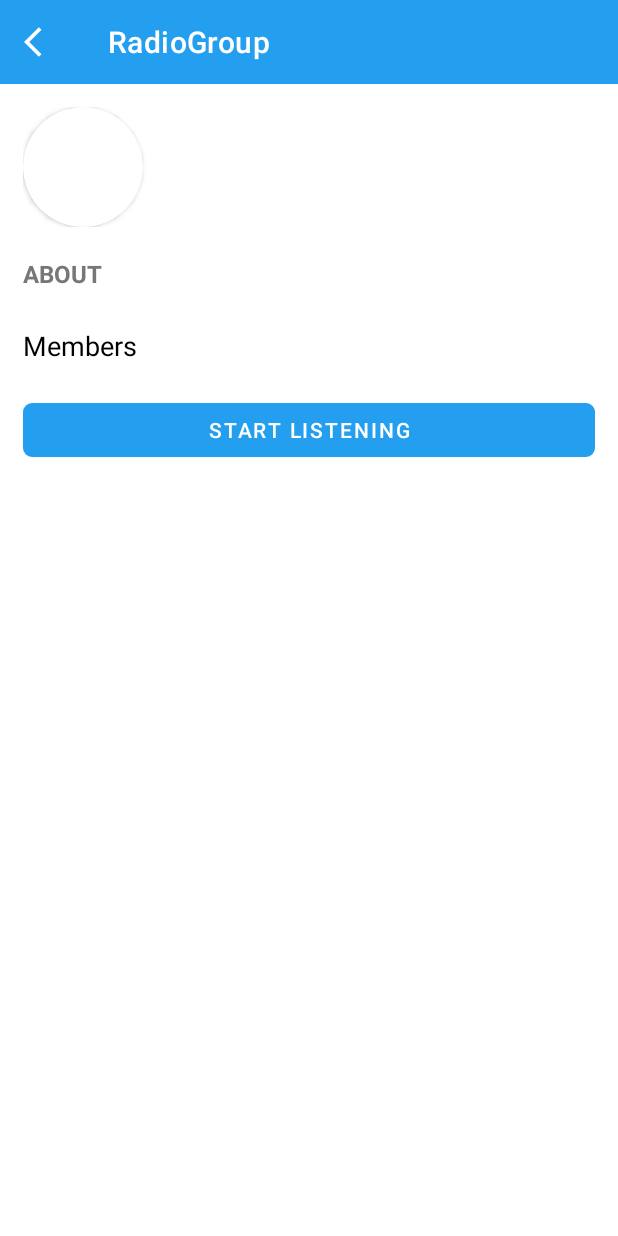
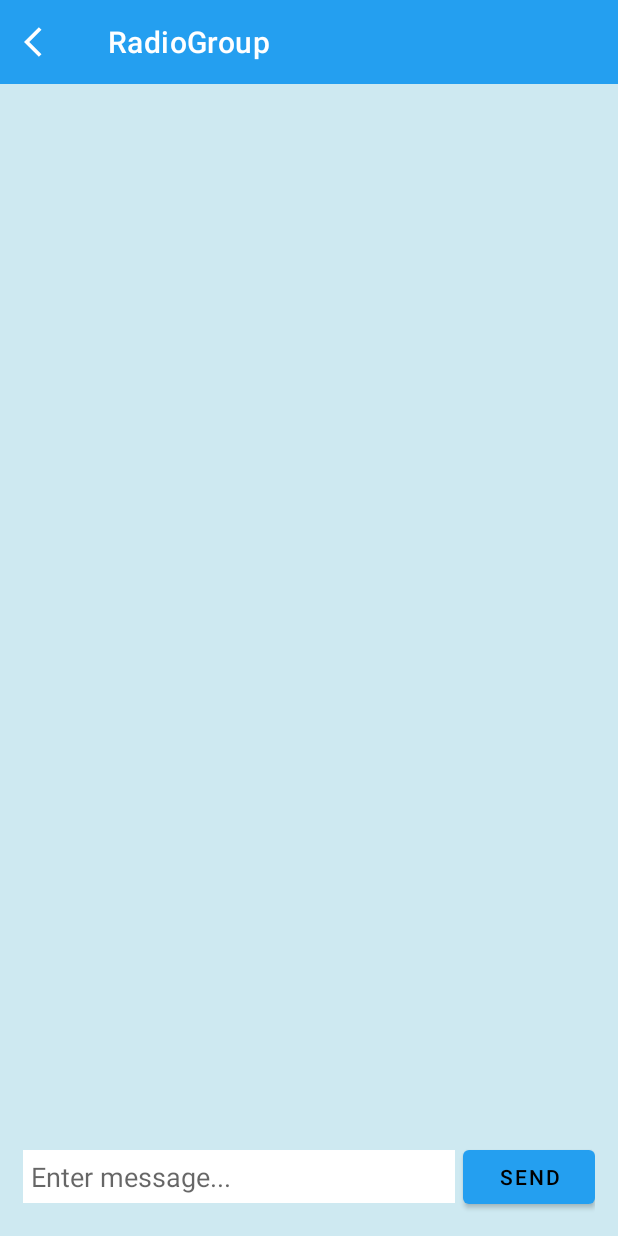
Before and after one commit to Kobidl/RadioGroup, an Android app: the GroupActivity screen opened directly, with no data from a screen before it, on a phone screen of 412 x 824 dp. Run offline under Robolectric (Android 15) with nearby library versions, the phone set to English and light mode, and no system bars; our stand-ins replace Firebase (no records; nobody signed in at launch, a user with empty details on screens opened directly); pictures from the network do not load; 1 statement that could not run was skipped.

Commit message:
Group text chat init

```diff
--- a/app/src/main/java/com/komi/radiogroup/GroupActivity.java
+++ b/app/src/main/java/com/komi/radiogroup/GroupActivity.java
@@ -18,6 +18,7 @@ import androidx.appcompat.widget.Toolbar;
 
 import com.bumptech.glide.Glide;
 import com.komi.radiogroup.pages.GroupRadioFragment;
+import com.komi.radiogroup.pages.GroupTextFragment;
 import com.komi.radiogroup.userlater.MusicPlayerService;
 import com.komi.structures.Group;
 
@@ -30,6 +31,7 @@ public class GroupActivity extends AppCompatActivity {
     public static boolean listening = false;
     public static Group group;
     GroupRadioFragment groupRadioFragment = new GroupRadioFragment();
+    GroupTextFragment groupTextFragment = new GroupTextFragment();
 
     @Override
     protected void onCreate(Bundle savedInstanceState) {
@@ -44,7 +46,8 @@ public class GroupActivity extends AppCompatActivity {
         actionBar.setDisplayHomeAsUpEnabled(true);
         actionBar.setHomeAsUpIndicator(R.drawable.ic_baseline_arrow_back_ios_24);
 
-        getSupportFragmentManager().beginTransaction().replace(R.id.group_frame_layout, groupRadioFragment).commit();
+        groupTextFragment.setGroup(group);
+        getSupportFragmentManager().beginTransaction().replace(R.id.group_frame_layout, groupTextFragment).commit();
     }
 
     /* If back button pressed on toolbar */
--- /dev/null
+++ b/app/src/main/java/com/komi/radiogroup/pages/GroupTextFragment.java
@@ -0,0 +1,95 @@
+package com.komi.radiogroup.pages;
+
+import android.os.Bundle;
+import android.view.LayoutInflater;
+import android.view.View;
+import android.view.ViewGroup;
+import android.widget.Button;
+import android.widget.EditText;
+
+import androidx.annotation.NonNull;
+import androidx.annotation.Nullable;
+import androidx.fragment.app.Fragment;
+
+import com.google.firebase.auth.FirebaseAuth;
+import com.komi.radiogroup.R;
+import com.komi.radiogroup.firebase.FirebaseDatabaseHelper;
+import com.komi.radiogroup.firebase.FirebaseMessagingHelper;
+import com.komi.structures.Group;
+import com.komi.structures.GroupMessage;
+
+import java.util.UUID;
+
+public class GroupTextFragment extends Fragment {
+
+    Group group;
+    View rootView;
+
+    public GroupTextFragment() {
+
+    }
+
+    @Override
+    public void onCreate(@Nullable Bundle savedInstanceState) {
+        super.onCreate(savedInstanceState);
+    }
+
+    @Nullable
+    @Override
+    public View onCreateView(@NonNull LayoutInflater inflater, @Nullable ViewGroup container, @Nullable Bundle savedInstanceState) {
+
+        // Inflating layout
+        rootView = inflater.inflate(R.layout.fragment_group_text, container, false);
+
+        // Subscribing to group messaging topic
+        //FirebaseMessagingHelper.getInstance(getContext()).subscribeToTopic(group.getGroupID());
+
+        // Initializing elements
+        final EditText et_message = rootView.findViewById(R.id.et_message);
+
+        Button btn_send = rootView.findViewById(R.id.btn_send);
+        btn_send.setOnClickListener(new View.OnClickListener() {
+            @Override
+            public void onClick(View v) {
+                String message = et_message.getText().toString();
+
+                // Sending message to topic
+                //FirebaseMessagingHelper.getInstance(getContext()).sendMessageToTopic(group.getGroupID(), message);
+
+                // Sending message to database
+                GroupMessage groupMessage = new GroupMessage();
+                groupMessage.setType(GroupMessage.MESSAGE_TYPE_TEXT);
+                groupMessage.setGroup_ID(group.getGroupID());
+                groupMessage.setMsg_ID(UUID.randomUUID().toString());
+                groupMessage.setFrom_ID(FirebaseAuth.getInstance().getCurrentUser().getUid());
+                groupMessage.setFrom_name(FirebaseAuth.getInstance().getCurrentUser().getDisplayName());
+                groupMessage.setBody(message);
+                groupMessage.setTimeInMillis(System.currentTimeMillis());
+                FirebaseDatabaseHelper.getInstance().addGroupMessage(groupMessage);
+                et_message.setText("");
+            }
+        });
+
+
+
+
+
+
+        return rootView;
+    }
+
+    @Override
+    public void onDestroyView() {
+        super.onDestroyView();
+
+        // Unsubscribing from group messaging topic
+        //FirebaseMessagingHelper.getInstance(getContext()).unsubscribeFromTopic(group.getGroupID());
+    }
+
+    public void setGroup(Group group) {
+        this.group = group;
+    }
+
+
+
+}
--- /dev/null
+++ b/app/src/main/res/layout/fragment_group_text.xml
@@ -0,0 +1,58 @@
+<?xml version="1.0" encoding="utf-8"?>
+<FrameLayout xmlns:android="http://schemas.android.com/apk/res/android"
+    xmlns:tools="http://schemas.android.com/tools"
+    android:layout_width="match_parent"
+    android:layout_height="match_parent"
+    xmlns:app="http://schemas.android.com/apk/res-auto"
+    tools:context=".pages.GroupTextFragment">
+
+    <RelativeLayout
+        android:layout_width="match_parent"
+        android:layout_height="match_parent"
+        android:padding="15dp"
+        android:orientation="vertical"
+        android:background="#Cee9f1">
+
+        <androidx.recyclerview.widget.RecyclerView
+            android:layout_width="match_parent"
+            android:layout_height="match_parent"
+            android:layout_above="@id/rl_txt_input"
+            android:id="@+id/recyclerview_chat">
+
+
+        </androidx.recyclerview.widget.RecyclerView>
+
+        <RelativeLayout
+            android:layout_width="match_parent"
+            android:layout_height="wrap_content"
+            android:orientation="horizontal"
+            android:layout_gravity="bottom"
+            android:background="#Cee9f1"
+            android:layout_alignParentBottom="true"
+            android:id="@+id/rl_txt_input">
+
+            <EditText
+                android:layout_width="match_parent"
+                android:layout_height="wrap_content"
+                android:id="@+id/et_message"
+                android:hint="Enter message..."
+                android:layout_toStartOf="@id/btn_send"
+                android:background="#ffffff"
+                android:layout_centerVertical="true"
+                android:layout_marginEnd="5dp"
+                android:padding="5dp"/>
+
+
+            <Button
+                android:layout_width="wrap_content"
+                android:layout_height="wrap_content"
+                android:text="Send"
+                android:layout_alignParentEnd="true"
+                android:id="@+id/btn_send"
+                android:textColor="#000000"/>
+
+        </RelativeLayout>
+
+    </RelativeLayout>
+
+</FrameLayout>
```
Also changed, not shown: app/src/main/java/com/komi/radiogroup/GroupMessageAdapter.java (added, +61 -0 lines), app/src/main/java/com/komi/radiogroup/firebase/FirebaseMessagingHelper.java (+7 -0 lines), app/src/main/java/com/komi/structures/GroupMessage.java (+17 -7 lines), app/src/main/res/layout/text_message_layout.xml (added, +46 -0 lines).
